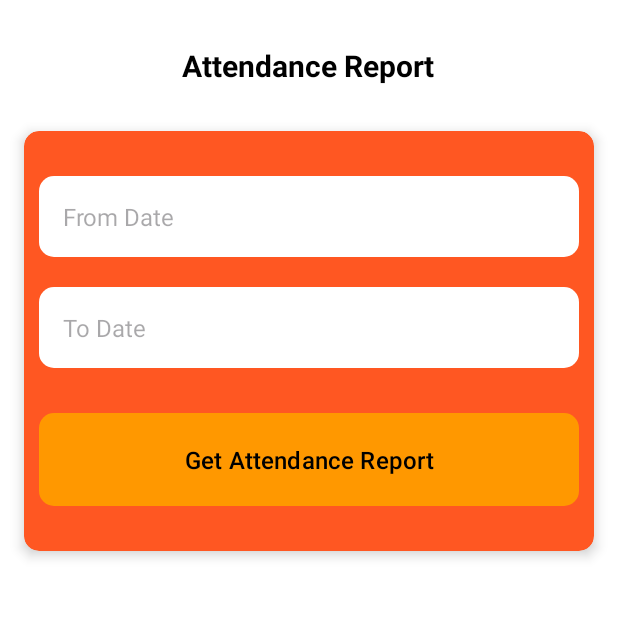
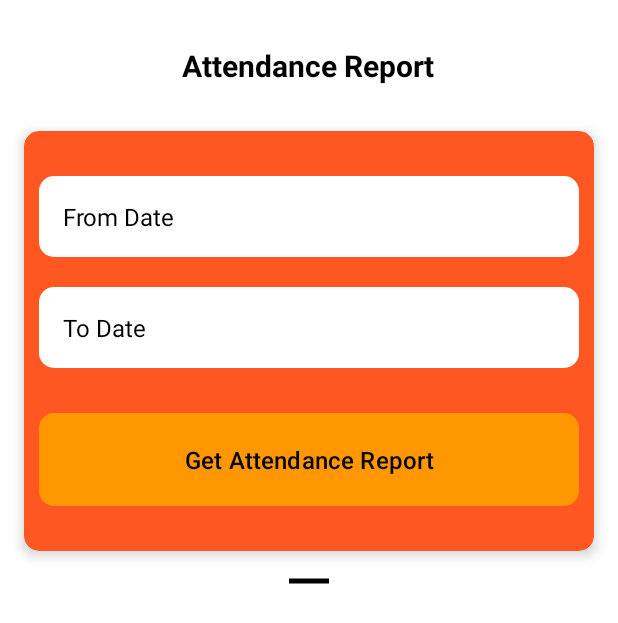
Before and after one commit to Salmanhy074/Attendance-System, an Android app: the AttendanceReport screen opened directly, with no data from a screen before it, on a phone screen of 412 x 824 dp. Shown: the top 623 px of the screen. Run offline under Robolectric (Android 15) with nearby library versions, the phone set to English and light mode, and no system bars; our stand-ins replace Firebase (no records; nobody signed in at launch, a user with empty details on screens opened directly).

Commit message:
final commit

```diff
--- /dev/null
+++ b/app/src/main/res/drawable/line.xml
@@ -0,0 +1,5 @@
+<vector xmlns:android="http://schemas.android.com/apk/res/android" android:height="24dp" android:tint="#000000" android:viewportHeight="24" android:viewportWidth="24" android:width="24dp">
+
+    <path android:fillColor="@android:color/white" android:fillType="evenOdd" android:pathData="M4,11h16v2h-16z"/>
+
+</vector>
--- a/app/src/main/res/layout/activity_admin_signup.xml
+++ b/app/src/main/res/layout/activity_admin_signup.xml
@@ -51,6 +51,7 @@
                     android:textSize="16sp"
                     android:textColor="@color/black"
                     android:hint="Company Name"
+                    android:textColorHint="@color/black"
                     android:inputType="text"
                     tools:ignore="Autofill,HardcodedText" />
 
@@ -67,6 +68,7 @@
                     android:textSize="16sp"
                     android:textColor="@color/black"
                     android:hint="Company Address"
+                    android:textColorHint="@color/black"
                     android:inputType="text"
                     tools:ignore="Autofill,HardcodedText" />
 
@@ -82,6 +84,7 @@
                     android:textSize="16sp"
                     android:textColor="@color/black"
                     android:hint="CNIC"
+                    android:textColorHint="@color/black"
                     android:inputType="numberDecimal"
                     tools:ignore="Autofill,HardcodedText" />
 
@@ -97,6 +100,7 @@
                     android:textSize="16sp"
                     android:textColor="@color/black"
                     android:hint="Contact Number"
+                    android:textColorHint="@color/black"
                     android:inputType="numberDecimal"
                     tools:ignore="Autofill,HardcodedText" />
 
@@ -115,6 +119,7 @@
                     android:textColor="@color/black"
                     android:inputType="textEmailAddress"
                     android:hint="Email"
+                    android:textColorHint="@color/black"
                     tools:ignore="HardcodedText" />
 
                 <EditText
@@ -128,6 +133,7 @@
                     android:textSize="16sp"
                     android:textColor="@color/black"
                     android:hint="Password"
+                    android:textColorHint="@color/black"
                     android:inputType="textPassword"
                     tools:ignore="HardcodedText" />
 
--- a/app/src/main/res/layout/activity_attendance_report.xml
+++ b/app/src/main/res/layout/activity_attendance_report.xml
@@ -53,6 +53,7 @@
                 android:textSize="16sp"
                 android:textColor="@color/black"
                 android:hint="From Date"
+                android:textColorHint="@color/black"
                 tools:ignore="HardcodedText" />
 
             <TextView
@@ -66,6 +67,7 @@
                 android:textSize="16sp"
                 android:textColor="@color/black"
                 android:hint="To Date"
+                android:textColorHint="@color/black"
                 tools:ignore="HardcodedText" />
 
 
@@ -92,13 +94,22 @@
     </androidx.cardview.widget.CardView>
 
 
+    <ImageView
+        android:layout_width="match_parent"
+        android:layout_height="40dp"
+        android:src="@drawable/line"
+        android:layout_gravity="center_horizontal"
+        tools:ignore="ContentDescription" />
+
+
 
         <androidx.recyclerview.widget.RecyclerView
             android:id="@+id/attendanceRecyclerView"
             android:layout_width="match_parent"
             android:layout_height="wrap_content"
-            android:paddingBottom="70dp"
-            tools:itemCount="1"
+            android:layout_marginTop="20dp"
+            android:layout_marginBottom="60dp"
+            tools:itemCount="5"
             tools:listitem="@layout/report_item" />
 
 
--- a/app/src/main/res/layout/activity_login.xml
+++ b/app/src/main/res/layout/activity_login.xml
@@ -45,6 +45,7 @@
                 android:textColor="@color/black"
                 android:inputType="textEmailAddress"
                 android:hint="Email"
+                android:textColorHint="@color/black"
                 tools:ignore="HardcodedText" />
 
             <EditText
@@ -58,6 +59,7 @@
                 android:textSize="16sp"
                 android:textColor="@color/black"
                 android:hint="Password"
+                android:textColorHint="@color/black"
                 android:inputType="textPassword"
                 tools:ignore="HardcodedText" />
 
--- a/app/src/main/res/layout/activity_register.xml
+++ b/app/src/main/res/layout/activity_register.xml
@@ -51,6 +51,7 @@
                 android:textSize="16sp"
                 android:textColor="@color/black"
                 android:hint="Username"
+                android:textColorHint="@color/black"
                 android:inputType="text"
                 tools:ignore="HardcodedText" />
 
@@ -68,6 +69,7 @@
                 android:textColor="@color/black"
                 android:inputType="textEmailAddress"
                 android:hint="Email"
+                android:textColorHint="@color/black"
                 tools:ignore="HardcodedText" />
 
             <EditText
@@ -81,6 +83,7 @@
                 android:textSize="16sp"
                 android:textColor="@color/black"
                 android:hint="Password"
+                android:textColorHint="@color/black"
                 android:inputType="textPassword"
                 tools:ignore="HardcodedText" />
 
--- a/app/src/main/res/layout/activity_user_attendance.xml
+++ b/app/src/main/res/layout/activity_user_attendance.xml
@@ -28,7 +28,9 @@
         android:layout_width="match_parent"
         android:layout_height="wrap_content"
         android:layout_marginVertical="20dp"
-        tools:itemCount="3"/>
+        android:paddingBottom="60dp"
+        tools:itemCount="3"
+        tools:listitem="@layout/reccyclerviewdesign" />
 
 
 </LinearLayout>
--- a/app/src/main/res/values-night/themes.xml
+++ /dev/null
@@ -1,7 +0,0 @@
-<resources xmlns:tools="http://schemas.android.com/tools">
-    <!-- Base application theme. -->
-    <style name="Base.Theme.AttendanceSystem" parent="Theme.Material3.DayNight.NoActionBar">
-        <!-- Customize your dark theme here. -->
-        <!-- <item name="colorPrimary">@color/my_dark_primary</item> -->
-    </style>
-</resources>
```
